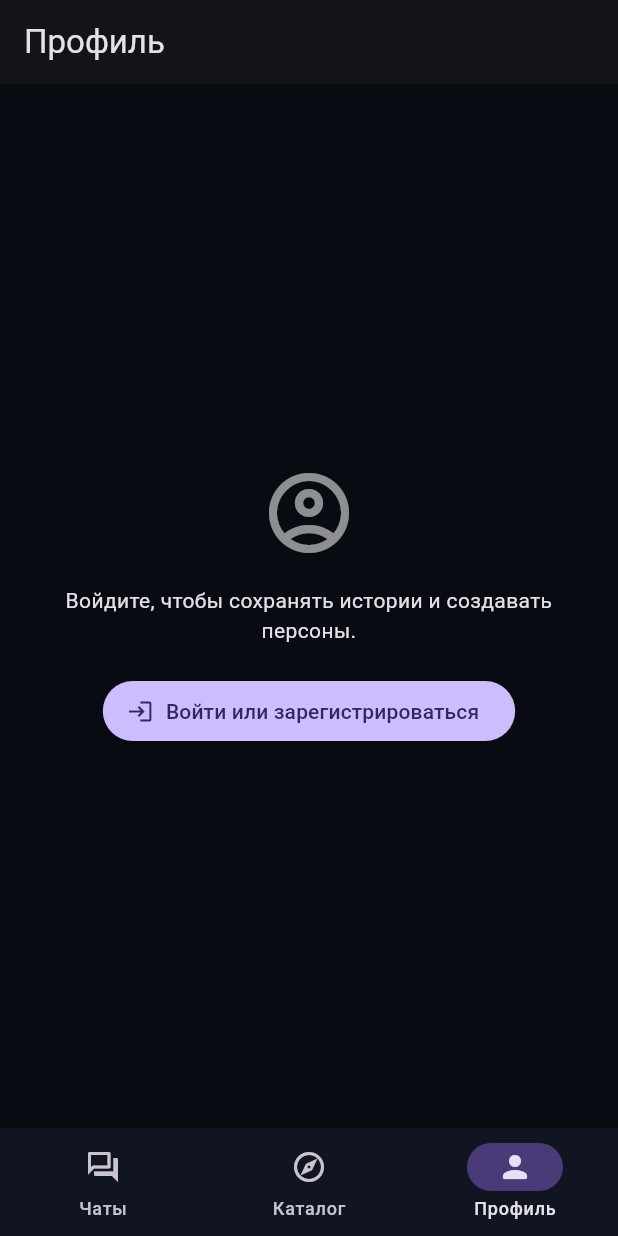
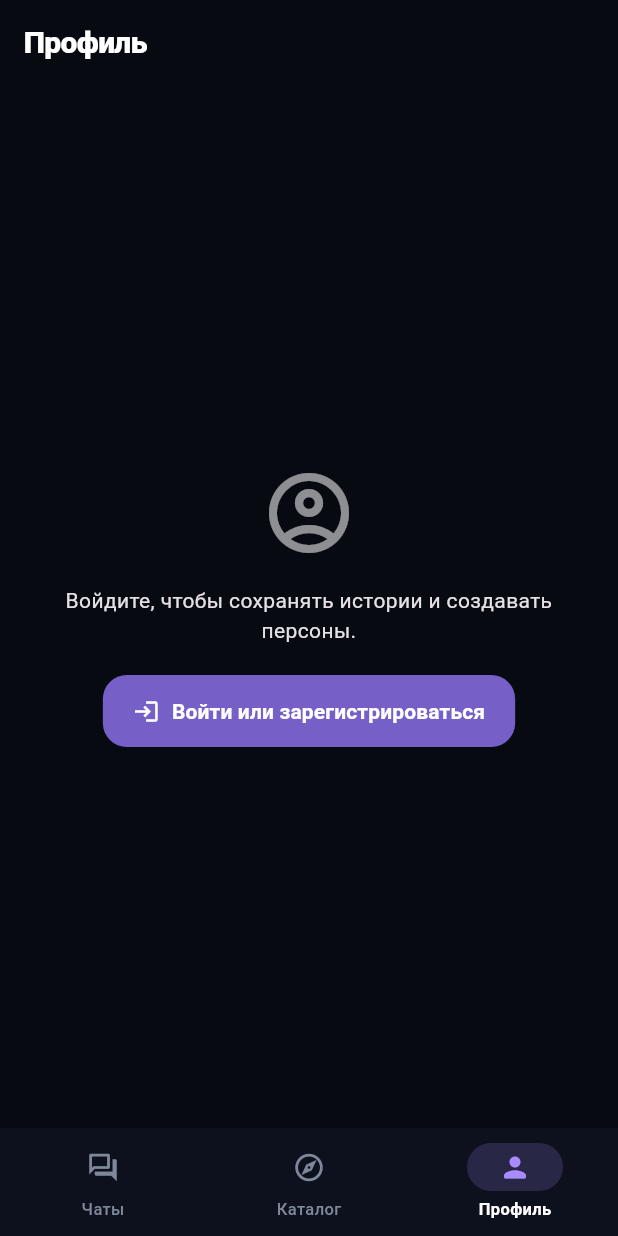
Before and after one commit to NifedPlayYT/NEBULA-AI, a Flutter app: the screen it shows after launch, item 3 of the bottom bar chosen, on a phone screen of 412 x 824 dp. Run offline on Flutter 3.47's test engine with Material 3 defaults, Android fonts, the phone set to English and light mode, and no system bars; our stand-ins replace cached_network_image, flutter_riverpod, image_picker, shimmer, supabase_flutter; accounts and stored records are empty; network calls fail.

Commit message:
Redesign NEBULA core interface

```diff
--- a/lib/src/app.dart
+++ b/lib/src/app.dart
@@ -9,6 +9,12 @@ import 'services/repository.dart';
 
 final repository = NebulaRepository();
 
+const nebulaBackground = Color(0xFF080A12);
+const nebulaSurface = Color(0xFF121624);
+const nebulaSurfaceRaised = Color(0xFF1A2031);
+const nebulaAccent = Color(0xFFAA8BFF);
+const nebulaAccentSoft = Color(0xFF7660C8);
+
 class NebulaApp extends StatelessWidget {
   const NebulaApp({super.key});
 
@@ -19,10 +25,72 @@ class NebulaApp extends StatelessWidget {
         theme: ThemeData(
           brightness: Brightness.dark,
           useMaterial3: true,
-          scaffoldBackgroundColor: const Color(0xFF090B12),
+          scaffoldBackgroundColor: nebulaBackground,
           colorScheme: ColorScheme.fromSeed(
-            seedColor: const Color(0xFF9B7BFF),
+            seedColor: nebulaAccent,
             brightness: Brightness.dark,
+            surface: nebulaSurface,
+          ),
+          appBarTheme: const AppBarTheme(
+            backgroundColor: nebulaBackground,
+            surfaceTintColor: Colors.transparent,
+            elevation: 0,
+            centerTitle: false,
+            titleTextStyle: TextStyle(
+              color: Colors.white,
+              fontSize: 20,
+              fontWeight: FontWeight.w800,
+              letterSpacing: -.4,
+            ),
+          ),
+          inputDecorationTheme: InputDecorationTheme(
+            filled: true,
+            fillColor: nebulaSurface,
+            hintStyle: const TextStyle(color: Color(0xFF777E91), fontSize: 14),
+            labelStyle: const TextStyle(color: Color(0xFFA6AABD)),
+            contentPadding: const EdgeInsets.symmetric(horizontal: 17, vertical: 16),
+            border: OutlineInputBorder(
+              borderRadius: BorderRadius.circular(17),
+              borderSide: BorderSide.none,
+            ),
+            enabledBorder: OutlineInputBorder(
+              borderRadius: BorderRadius.circular(17),
+              borderSide: const BorderSide(color: Color(0xFF242A3B)),
+            ),
+            focusedBorder: OutlineInputBorder(
+              borderRadius: BorderRadius.circular(17),
+              borderSide: const BorderSide(color: nebulaAccent, width: 1.3),
+            ),
+          ),
+          filledButtonTheme: FilledButtonThemeData(
+            style: FilledButton.styleFrom(
+              backgroundColor: nebulaAccentSoft,
+              foregroundColor: Colors.white,
+              disabledBackgroundColor: nebulaAccentSoft.withValues(alpha: .35),
+              shape: RoundedRectangleBorder(borderRadius: BorderRadius.circular(16)),
+              padding: const EdgeInsets.symmetric(horizontal: 20, vertical: 15),
+              textStyle: const TextStyle(fontWeight: FontWeight.w700, letterSpacing: .1),
+            ),
+          ),
+          navigationBarTheme: NavigationBarThemeData(
+            height: 72,
+            backgroundColor: const Color(0xFF0D111D),
+            indicatorColor: nebulaAccent.withValues(alpha: .18),
+            labelTextStyle: WidgetStateProperty.resolveWith((states) => TextStyle(
+                  fontSize: 11,
+                  fontWeight: states.contains(WidgetState.selected) ? FontWeight.w700 : FontWeight.w500,
+                  color: states.contains(WidgetState.selected) ? Colors.white : const Color(0xFF7F879A),
+                )),
+            iconTheme: WidgetStateProperty.resolveWith((states) => IconThemeData(
+                  size: 22,
+                  color: states.contains(WidgetState.selected) ? nebulaAccent : const Color(0xFF7F879A),
+                )),
+          ),
+          dividerColor: const Color(0xFF242A3B),
+          snackBarTheme: SnackBarThemeData(
+            backgroundColor: nebulaSurfaceRaised,
+            behavior: SnackBarBehavior.floating,
+            shape: RoundedRectangleBorder(borderRadius: BorderRadius.circular(14)),
           ),
         ),
         home: const MainNavigationScreen(),
@@ -61,16 +129,10 @@ class _MainNavigationScreenState extends State<MainNavigationScreen> {
 
   @override
   Widget build(BuildContext context) => Scaffold(
-        body: IndexedStack(
-          index: _selectedIndex,
-          children: _pages,
-        ),
+        body: IndexedStack(index: _selectedIndex, children: _pages),
         bottomNavigationBar: NavigationBar(
-          height: 72,
           selectedIndex: _selectedIndex,
           onDestinationSelected: _selectTab,
-          backgroundColor: const Color(0xFF111522),
-          indicatorColor: const Color(0xFF4A3A77),
           destinations: const [
             NavigationDestination(
               icon: Icon(Icons.forum_outlined),
```
